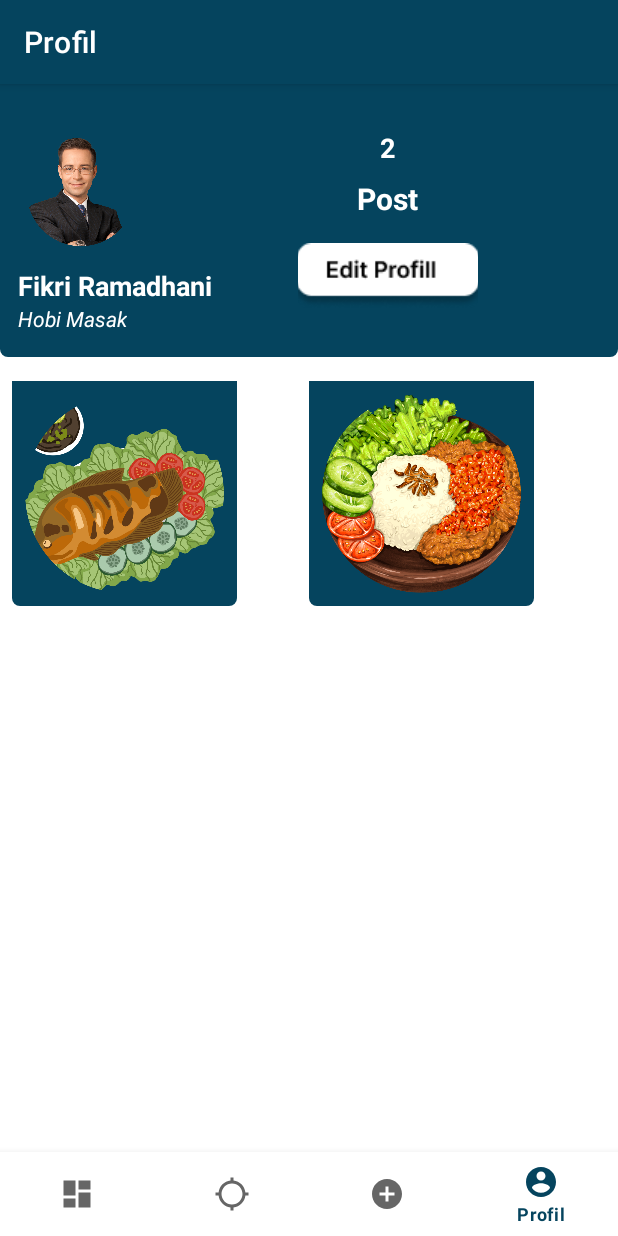
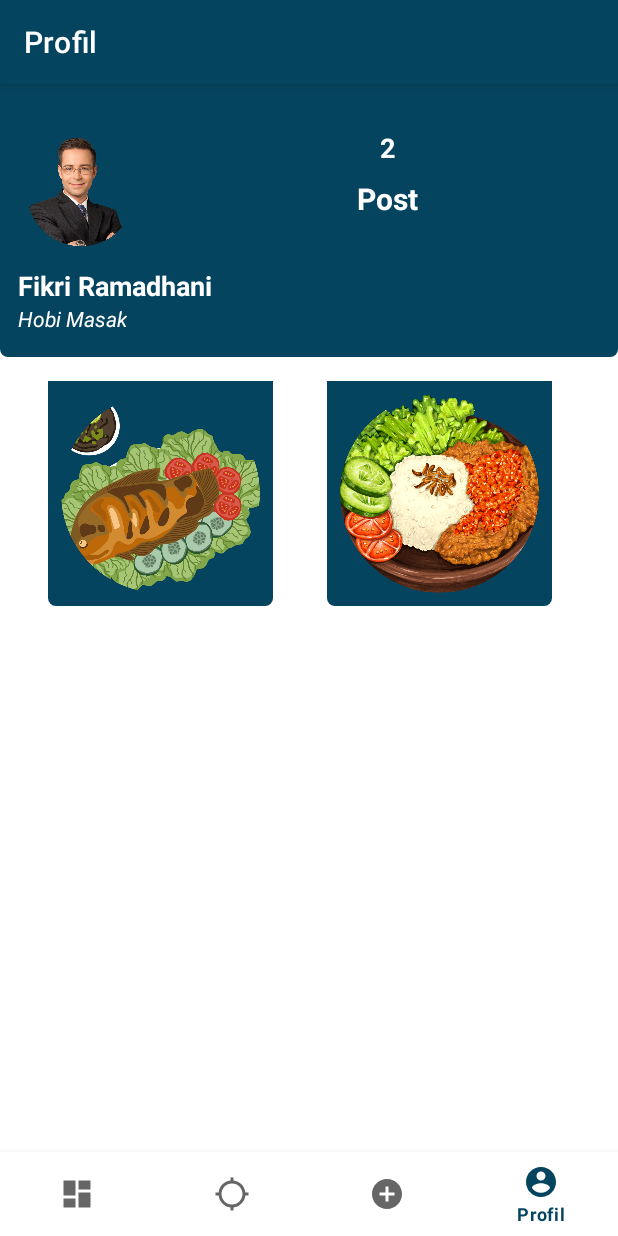
Before and after one commit to HiBwa/app-resep-mobile, an Android app: the ProfilFragment screen opened through its navigation route, on a phone screen of 412 x 824 dp. Run offline under Robolectric (Android 15) with nearby library versions, the phone set to English and light mode, and no system bars; our stand-ins replace navigation-ui.

Commit message:
Update fragment_profil.xml

```diff
--- a/app/src/main/res/layout/fragment_profil.xml
+++ b/app/src/main/res/layout/fragment_profil.xml
@@ -96,17 +96,6 @@
                             app:layout_constraintStart_toStartOf="@+id/textView20"
                             app:layout_constraintTop_toBottomOf="@+id/textView20" />
 
-                        <ImageButton
-                            android:id="@+id/imageButton"
-                            android:layout_width="120dp"
-                            android:layout_height="wrap_content"
-                            android:layout_marginTop="16dp"
-                            android:background="@drawable/roundep2"
-                            android:src="@drawable/buttonprofil"
-                            app:layout_constraintEnd_toEndOf="@+id/textView21"
-                            app:layout_constraintStart_toStartOf="@+id/textView21"
-                            app:layout_constraintTop_toBottomOf="@+id/textView21" />
-
                     </androidx.constraintlayout.widget.ConstraintLayout>
                 </LinearLayout>
             </LinearLayout>
@@ -129,7 +118,7 @@
                             android:id="@+id/imageView2"
                             android:layout_width="150dp"
                             android:layout_height="150dp"
-                            android:layout_marginStart="8dp"
+                            android:layout_marginStart="32dp"
                             android:layout_marginTop="16dp"
                             android:background="@drawable/roundep2"
                             android:src="@drawable/ikanbakar1"
```
